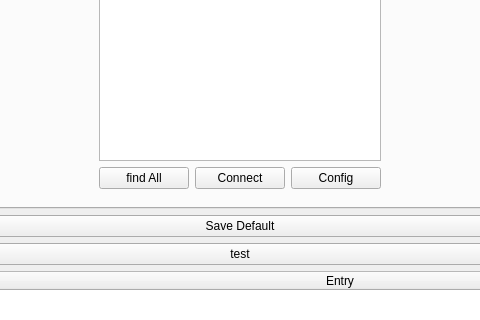
The window that caa_project/maingui.ui (jranstrom/usrp_caa_ui) describes before a commit, drawn with Qt 5; both pictures show x 265 to 745 and y 594 to 914 of the 1010 by 1066 pixel window.
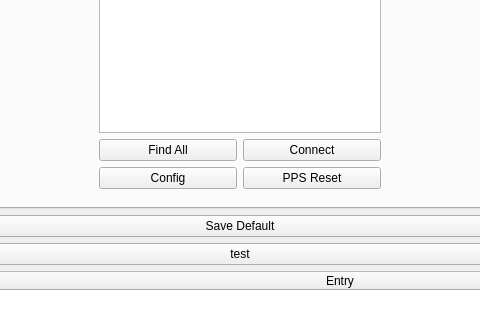
The same window after the commit. Custom widgets are drawn as their Qt base class.

Commit message: Added function to reset timing for all radios

Patch:
```diff
--- a/caa_project/maingui.ui
+++ b/caa_project/maingui.ui
@@ -106,18 +106,22 @@
             </widget>
            </item>
            <item>
-            <layout class="QHBoxLayout" name="horizontalLayout_25">
-             <property name="sizeConstraint">
-              <enum>QLayout::SetMinimumSize</enum>
-             </property>
-             <item>
+            <layout class="QGridLayout" name="gridLayout">
+             <item row="2" column="0">
+              <widget class="QPushButton" name="btn_configure_radio">
+               <property name="text">
+                <string>Config</string>
+               </property>
+              </widget>
+             </item>
+             <item row="0" column="0">
               <widget class="QPushButton" name="btn_find_radios">
                <property name="text">
-                <string>find All</string>
+                <string>Find All</string>
                </property>
               </widget>
              </item>
-             <item>
+             <item row="0" column="1">
               <widget class="QPushButton" name="btn_connect_radio">
                <property name="enabled">
                 <bool>true</bool>
@@ -127,10 +131,10 @@
                </property>
               </widget>
              </item>
-             <item>
-              <widget class="QPushButton" name="btn_configure_radio">
+             <item row="2" column="1">
+              <widget class="QPushButton" name="btn_pps_reset">
                <property name="text">
-                <string>Config</string>
+                <string>PPS Reset</string>
                </property>
               </widget>
              </item>
```
Left out of the diff: 4 changed lines with no effect on the pictures. The commit also changes 4 other files.
